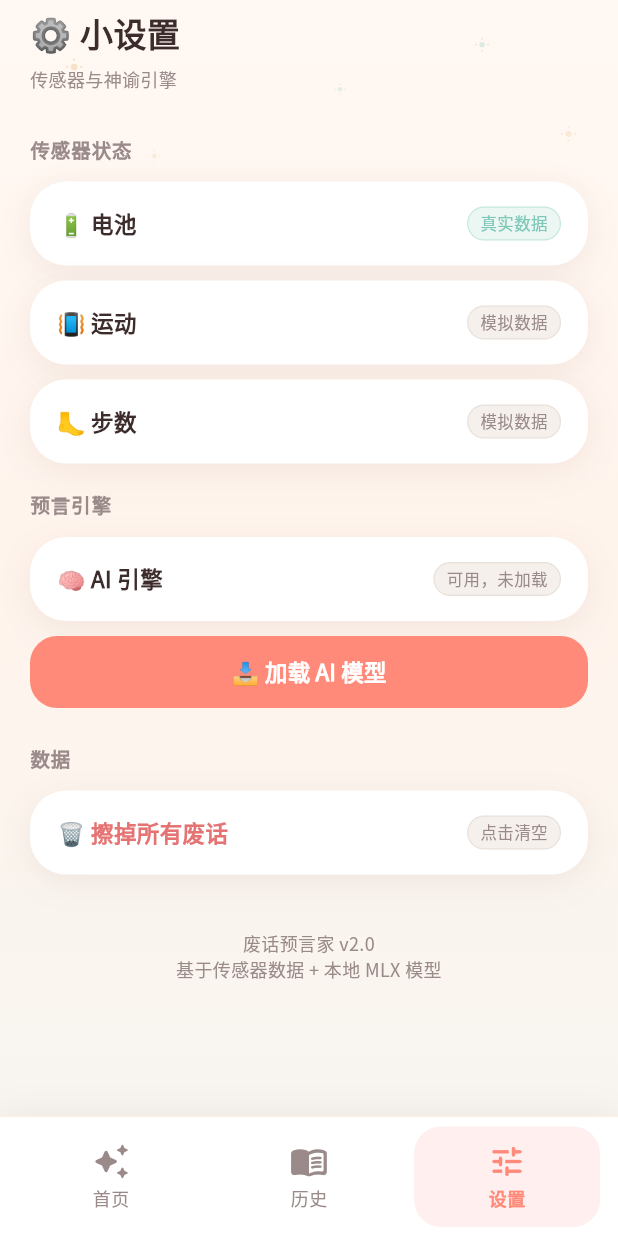
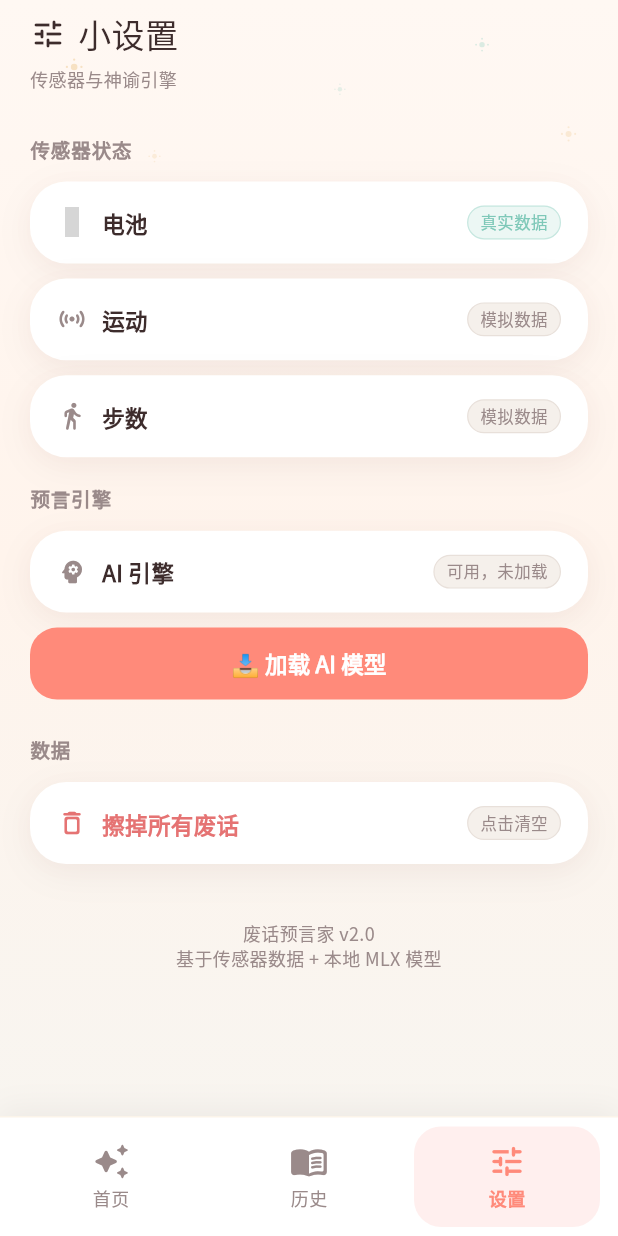
Before and after one commit to Lotus1717/NothingLab, a Flutter app: the screen it shows after launch, item 3 of the bottom bar chosen, on a phone screen of 412 x 824 dp. Run offline on Flutter 3.47's test engine with Material 3 defaults, Android fonts, the phone set to English and light mode, and no system bars; our stand-ins replace battery_plus, google_fonts, permission_handler, sensors_plus, shared_preferences; missing offline and left inert: flutter_local_ai, pedometer_2, screen_brightness; statements that could not run were skipped; grey boxes are pictures that could not be loaded.

Commit message:
feat: UI 全面升级 — 字体/Material icons/交互动画
- 字体: Fredoka → ZCOOL KuaiLe（支持中文 display）
- 图标: emoji 替换为 Material Icons（battery/sensors/walk/delete 等）
- StatusChip 支持图标参数
- 历史页: Dismissible 滑动删除（替代双击隐藏手势）
- 设置页: 「擦掉所有废话」加确认弹窗
- 页面切换: IndexedStack → AnimatedSwitcher + 滑动淡入
- 启动屏: 🐣 → auto_awesome icon

```diff
--- a/lib/config/theme.dart
+++ b/lib/config/theme.dart
@@ -24,19 +24,19 @@ class AppTheme {
       EdgeInsets.symmetric(horizontal: 20, vertical: 16);
 
   static TextStyle displayTitle(BuildContext context) =>
-      GoogleFonts.fredoka(
+      GoogleFonts.zcoolKuaiLe(
         fontSize: 26,
-        fontWeight: FontWeight.w600,
+        fontWeight: FontWeight.w400,
         color: textDark,
-        height: 1.2,
+        height: 1.3,
       );
 
   static TextStyle pageTitle(BuildContext context) =>
-      GoogleFonts.fredoka(
+      GoogleFonts.zcoolKuaiLe(
         fontSize: 22,
-        fontWeight: FontWeight.w600,
+        fontWeight: FontWeight.w400,
         color: textDark,
-        height: 1.25,
+        height: 1.3,
       );
 
   static TextStyle sectionHeader(BuildContext context) =>
--- a/lib/main.dart
+++ b/lib/main.dart
@@ -22,7 +22,7 @@ class MyApp extends StatelessWidget {
         ChangeNotifierProvider(create: (_) => AiService()),
       ],
       child: MaterialApp(
-        title: '🐣 废话预言家',
+        title: '废话预言家',
         debugShowCheckedModeBanner: false,
         theme: AppTheme.lightTheme,
         home: const AppRoot(),
--- a/lib/screens/app_root.dart
+++ b/lib/screens/app_root.dart
@@ -41,7 +41,17 @@ class _AppRootState extends State<AppRoot> {
             child: Column(
               mainAxisSize: MainAxisSize.min,
               children: [
-                const Text('🐣', style: TextStyle(fontSize: 48)),
+                Container(
+                  width: 64,
+                  height: 64,
+                  decoration: BoxDecoration(
+                    color: AppTheme.oracleGoldLight,
+                    borderRadius: BorderRadius.circular(20),
+                  ),
+                  alignment: Alignment.center,
+                  child: const Icon(Icons.auto_awesome_rounded,
+                      size: 36, color: AppTheme.oracleGold),
+                ),
                 const SizedBox(height: 16),
                 Text(
                   '废话预言家',
--- a/lib/screens/main_screen.dart
+++ b/lib/screens/main_screen.dart
@@ -20,9 +20,32 @@ class _MainScreenState extends State<MainScreen> {
   Widget build(BuildContext context) {
     return Scaffold(
       backgroundColor: Colors.transparent,
-      body: IndexedStack(
-        index: _currentIndex,
-        children: _pages,
+      body: AnimatedSwitcher(
+        duration: const Duration(milliseconds: 300),
+        switchInCurve: Curves.easeOutCubic,
+        switchOutCurve: Curves.easeInCubic,
+        transitionBuilder: (child, animation) {
+          final offset = _currentIndex == 0
+              ? Offset.zero
+              : Offset(_currentIndex > 0 ? 0.15 : -0.15, 0);
+          return SlideTransition(
+            position: Tween<Offset>(
+              begin: offset,
+              end: Offset.zero,
+            ).animate(CurvedAnimation(
+              parent: animation,
+              curve: Curves.easeOutCubic,
+            )),
+            child: FadeTransition(
+              opacity: animation,
+              child: child,
+            ),
+          );
+        },
+        child: KeyedSubtree(
+          key: ValueKey(_currentIndex),
+          child: _pages[_currentIndex],
+        ),
       ),
       bottomNavigationBar: OracleBottomNav(
         currentIndex: _currentIndex,
--- a/lib/screens/settings_page.dart
+++ b/lib/screens/settings_page.dart
@@ -33,6 +33,43 @@ class _SettingsPageState extends State<SettingsPage> {
     if (mounted) setState(() => _loadingModel = false);
   }
 
+  Future<void> _confirmClearAll() async {
+    final confirmed = await showDialog<bool>(
+      context: context,
+      builder: (ctx) => AlertDialog(
+        shape: RoundedRectangleBorder(
+          borderRadius: BorderRadius.circular(AppTheme.radiusMd),
+        ),
+        title: const Text('擦掉所有废话？'),
+        content: const Text('历史记录将永久消失，此操作不可撤销。'),
+        actions: [
+          TextButton(
+            onPressed: () => Navigator.pop(ctx, false),
+            child: Text('取消',
+                style: TextStyle(color: AppTheme.textMuted)),
+          ),
+          FilledButton(
+            onPressed: () => Navigator.pop(ctx, true),
+            style: FilledButton.styleFrom(
+              backgroundColor: AppTheme.danger,
+              foregroundColor: Colors.white,
+              shape: RoundedRectangleBorder(
+                borderRadius: BorderRadius.circular(AppTheme.radiusSm),
+              ),
+            ),
+            child: const Text('确认擦掉'),
+          ),
+        ],
+      ),
+    );
+    if (confirmed == true && context.mounted) {
+      context.read<AiService>().clearHistory();
+      ScaffoldMessenger.of(context).showSnackBar(
+        const SnackBar(content: Text('已全部擦掉')),
+      );
+    }
+  }
+
   @override
   Widget build(BuildContext context) {
     final sensor = context.watch<SensorService>().data;
@@ -46,7 +83,14 @@ class _SettingsPageState extends State<SettingsPage> {
             crossAxisAlignment: CrossAxisAlignment.start,
             children: [
               const SizedBox(height: 8),
-              Text('⚙️ 小设置', style: AppTheme.pageTitle(context)),
+              Row(
+                children: [
+                  Icon(Icons.tune_rounded,
+                      size: 24, color: AppTheme.textDark),
+                  const SizedBox(width: 8),
+                  Text('小设置', style: AppTheme.pageTitle(context)),
+                ],
+              ),
               const SizedBox(height: 8),
               Text(
                 '传感器与神谕引擎',
@@ -55,25 +99,29 @@ class _SettingsPageState extends State<SettingsPage> {
               const SizedBox(height: 20),
               const SectionHeader(title: '传感器状态'),
               _SettingRow(
-                title: '🔋 电池',
+                icon: Icons.battery_charge_full_rounded,
+                title: '电池',
                 value: sensor.isRealBattery ? '真实数据' : '模拟数据',
                 isReal: sensor.isRealBattery,
               ),
               _SettingRow(
-                title: '📳 运动',
+                icon: Icons.sensors_rounded,
+                title: '运动',
                 value: sensor.isRealMotion ? '真实数据' : '模拟数据',
                 isReal: sensor.isRealMotion,
               ),
               _SettingRow(
-                title: '🦶 步数',
+                icon: Icons.directions_walk_rounded,
+                title: '步数',
                 value: sensor.isRealSteps ? '真实数据' : '模拟数据',
                 isReal: sensor.isRealSteps,
               ),
               const SectionHeader(title: '预言引擎'),
               _SettingRow(
-                title: '🧠 AI 引擎',
+                icon: Icons.psychology_rounded,
+                title: 'AI 引擎',
                 value: ai.localAi.modelAvailable
-                    ? 'AI 已就绪 🧠'
+                    ? 'AI 已就绪'
                     : ai.isModelAvailable
                         ? (ai.modelLoaded ? 'MLX 模型' : '可用，未加载')
                         : '本地回退模式',
@@ -90,15 +138,13 @@ class _SettingsPageState extends State<SettingsPage> {
                 ),
               const SectionHeader(title: '数据'),
               _SettingRow(
-                title: '🗑️ 擦掉所有废话',
+                icon: Icons.delete_outline_rounded,
+                title: '擦掉所有废话',
                 value: '点击清空',
                 isReal: false,
                 danger: true,
                 onTap: () {
-                  context.read<AiService>().clearHistory();
-                  ScaffoldMessenger.of(context).showSnackBar(
-                    const SnackBar(content: Text('已全部擦掉')),
-                  );
+                  _confirmClearAll(context);
                 },
               ),
               const SizedBox(height: 28),
@@ -119,6 +165,7 @@ class _SettingsPageState extends State<SettingsPage> {
 }
 
 class _SettingRow extends StatelessWidget {
+  final IconData icon;
   final String title;
   final String value;
   final bool isReal;
@@ -126,6 +173,7 @@ class _SettingRow extends StatelessWidget {
   final VoidCallback? onTap;
 
   const _SettingRow({
+    required this.icon,
     required this.title,
     required this.value,
     required this.isReal,
@@ -146,6 +194,10 @@ class _SettingRow extends StatelessWidget {
             padding: const EdgeInsets.symmetric(horizontal: 18, vertical: 16),
             child: Row(
               children: [
+                Icon(icon,
+                    size: 20,
+                    color: danger ? AppTheme.danger : AppTheme.textMuted),
+                const SizedBox(width: 10),
                 Expanded(
                   child: Text(
                     title,
--- a/lib/widgets/status_chip.dart
+++ b/lib/widgets/status_chip.dart
@@ -6,12 +6,14 @@ class StatusChip extends StatelessWidget {
   final String label;
   final bool active;
   final Color? activeColor;
+  final IconData? icon;
 
   const StatusChip({
     super.key,
     required this.label,
     this.active = false,
     this.activeColor,
+    this.icon,
   });
 
   @override
@@ -31,7 +33,14 @@ class StatusChip extends StatelessWidget {
           width: 0.8,
         ),
       ),
-      child: Text(
+      child: Row(
+        mainAxisSize: MainAxisSize.min,
+        children: [
+          if (icon != null) ...[
+            Icon(icon, size: 12, color: active ? color : AppTheme.textMuted),
+            const SizedBox(width: 3),
+          ],
+          Text(
             label,
             style: AppTheme.caption(context).copyWith(
               fontSize: 11,
@@ -39,6 +48,8 @@ class StatusChip extends StatelessWidget {
               color: active ? color : AppTheme.textMuted,
             ),
           ),
+        ],
+      ),
     );
   }
 }
```
Also changed, not shown: lib/screens/history_page.dart (+29 -21 lines), lib/screens/home_page.dart (+20 -5 lines), lib/widgets/sensor_card.dart (+10 -8 lines), 1 other file. Lines whose indentation alone changed are shown as unchanged.
